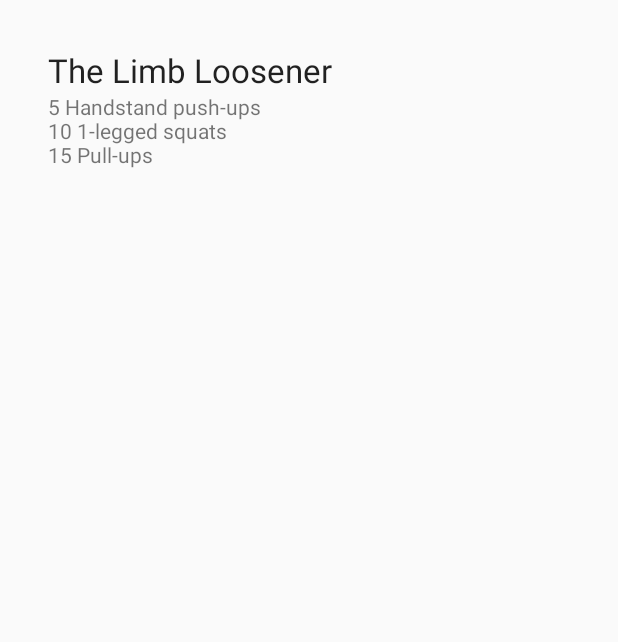
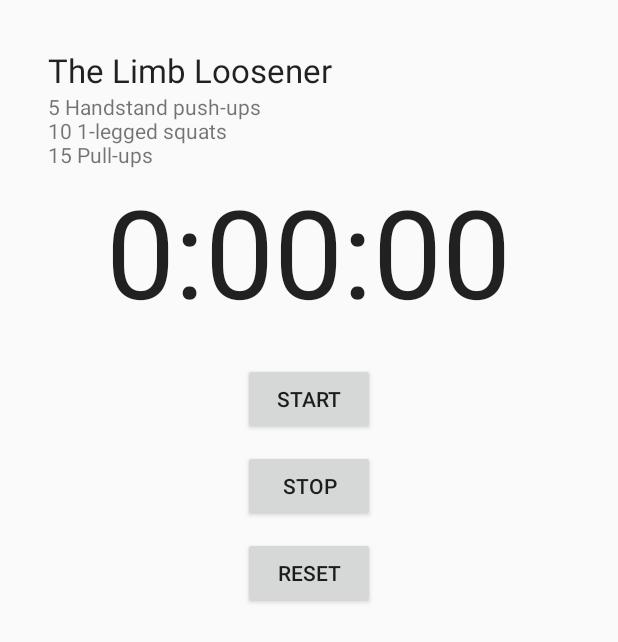
Before and after one commit to ysytyuk/Workout, an Android app: the screen it shows after launch (DetailActivity), after a tap on "The Limb Loosener", on a phone screen of 412 x 824 dp. Shown: the top 642 px of the screen. Run offline under Robolectric (Android 15) with nearby library versions, the phone set to English and light mode, and no system bars.

Commit message:
fix problems

```diff
--- a/app/src/main/java/ua/lviv/kreatech/workout/StopwatchFragment.java
+++ b/app/src/main/java/ua/lviv/kreatech/workout/StopwatchFragment.java
@@ -2,13 +2,16 @@ package ua.lviv.kreatech.workout;
 
 
 import android.os.Bundle;
-import android.support.v4.app.Fragment;
+import android.os.Handler;
+import android.app.Fragment;
 import android.view.LayoutInflater;
 import android.view.View;
 import android.view.ViewGroup;
+import android.widget.Button;
+import android.widget.TextView;
 
 
-public class StopwatchFragment extends Fragment {
+public class StopwatchFragment extends Fragment implements View.OnClickListener{
     private int seconds  = 0;
     private boolean running;
     private boolean wasRunning;
@@ -32,6 +35,12 @@ public class StopwatchFragment extends Fragment {
         // Inflate the layout for this fragment
         View layout = inflater.inflate(R.layout.fragment_stopwatch, container, false);
         runTimer(layout);
+        Button startButton = (Button)layout.findViewById(R.id.start_button);
+        startButton.setOnClickListener(this);
+        Button stopButton = (Button)layout.findViewById(R.id.stop_button);
+        stopButton.setOnClickListener(this);
+        Button resetButton = (Button)layout.findViewById(R.id.reset_button);
+        resetButton.setOnClickListener(this);
         return layout;
     }
 
@@ -56,6 +65,21 @@ public class StopwatchFragment extends Fragment {
         savedInstanceState.putBoolean("wasRunning", wasRunning);
     }
 
+    @Override
+    public void onClick(View v) {
+        switch (v.getId()){
+            case R.id.start_button:
+                onClickStart(v);
+                break;
+            case R.id.stop_button:
+                onClickStop(v);
+                break;
+            case R.id.reset_button:
+                onClickReset(v);
+                break;
+        }
+    }
+
     public void onClickStart(View view){
         running = true;
     }
@@ -70,7 +94,23 @@ public class StopwatchFragment extends Fragment {
     }
 
     private void runTimer(View view){
-
+        final TextView timeView = (TextView)view.findViewById(R.id.time_view);
+        final Handler handler = new Handler();
+        handler.post(new Runnable() {
+            @Override
+            public void run() {
+                int hours = seconds / 3600;
+                int minutes = (seconds % 3600) / 60;
+                int secs = seconds % 60;
+                String time = String.format("%d:%02d:%02d", hours, minutes, secs);
+                timeView.setText(time);
+                if(running){
+                    seconds++;
+                }
+                handler.postDelayed(this, 1000);
+            }
+        });
     }
 
+
 }
--- a/app/src/main/java/ua/lviv/kreatech/workout/WorkoutDetailFragment.java
+++ b/app/src/main/java/ua/lviv/kreatech/workout/WorkoutDetailFragment.java
@@ -1,6 +1,7 @@
 package ua.lviv.kreatech.workout;
 
 
+import android.app.FragmentTransaction;
 import android.os.Bundle;
 import android.app.Fragment;
 import android.view.LayoutInflater;
@@ -19,6 +20,13 @@ public class WorkoutDetailFragment extends Fragment {
                              Bundle savedInstanceState) {
         if(savedInstanceState != null){
             workoutId = savedInstanceState.getLong("workoutId");
+        }else {
+            FragmentTransaction ft = getChildFragmentManager().beginTransaction();
+            StopwatchFragment stopwatchFragment = new StopwatchFragment();
+            ft.replace(R.id.stopwatch_container, stopwatchFragment);
+            ft.addToBackStack(null);
+            ft.setTransition(FragmentTransaction.TRANSIT_FRAGMENT_FADE);
+            ft.commit();
         }
         // Inflate the layout for this fragment
         return inflater.inflate(R.layout.fragment_workout_detail, container, false);
--- a/app/src/main/res/layout/fragment_stopwatch.xml
+++ b/app/src/main/res/layout/fragment_stopwatch.xml
@@ -1,13 +1,42 @@
-<FrameLayout xmlns:android="http://schemas.android.com/apk/res/android"
+<?xml version="1.0" encoding="utf-8"?>
+<RelativeLayout xmlns:android="http://schemas.android.com/apk/res/android"
     xmlns:tools="http://schemas.android.com/tools"
     android:layout_width="match_parent"
-    android:layout_height="match_parent"
-    tools:context="ua.lviv.kreatech.workout.StopwatchFragment">
+    android:layout_height="match_parent">
+    <TextView
+        android:id="@+id/time_view"
+        android:layout_width="wrap_content"
+        android:layout_height="wrap_content"
+        android:layout_alignParentTop="true"
+        android:layout_centerHorizontal="true"
+        android:layout_marginTop="0dp"
+        android:text=""
+        android:textAppearance="?android:attr/textAppearanceLarge"
+        android:textSize="82sp" />
+    <Button
+        android:id="@+id/start_button"
+        android:layout_width="wrap_content"
+        android:layout_height="wrap_content"
+        android:layout_below="@+id/time_view"
+        android:layout_centerHorizontal="true"
+        android:layout_marginTop="20dp"
+        android:text="@string/start" />
+    <Button
+        android:id="@+id/stop_button"
+        android:layout_width="wrap_content"
+        android:layout_height="wrap_content"
+        android:layout_below="@+id/start_button"
+        android:layout_centerHorizontal="true"
+        android:layout_marginTop="10dp"
+        android:text="@string/stop" />
+    <Button
+        android:id="@+id/reset_button"
+        android:layout_width="wrap_content"
+        android:layout_height="wrap_content"
+        android:layout_below="@+id/stop_button"
+        android:layout_centerHorizontal="true"
+        android:layout_marginTop="10dp"
+        android:text="@string/reset" />
 
-    <!-- TODO: Update blank fragment layout -->
-    <TextView
-        android:layout_width="match_parent"
-        android:layout_height="match_parent"
-        android:text="@string/hello_blank_fragment" />
 
-</FrameLayout>
+</RelativeLayout>
--- a/app/src/main/res/layout/fragment_workout_detail.xml
+++ b/app/src/main/res/layout/fragment_workout_detail.xml
@@ -21,4 +21,8 @@
         android:layout_height="wrap_content"
         android:text=""
         android:id="@+id/textDescription"/>
+    <FrameLayout
+        android:id="@+id/stopwatch_container"
+        android:layout_width="match_parent"
+        android:layout_height="match_parent"/>
 </LinearLayout>
--- a/app/src/main/res/values/strings.xml
+++ b/app/src/main/res/values/strings.xml
@@ -1,6 +1,6 @@
 <resources>
     <string name="app_name">Workout</string>
-
-    <!-- TODO: Remove or change this placeholder text -->
-    <string name="hello_blank_fragment">Hello blank fragment</string>
+    <string name="start">Start</string>
+    <string name="stop">Stop</string>
+    <string name="reset">Reset</string>
 </resources>
```
